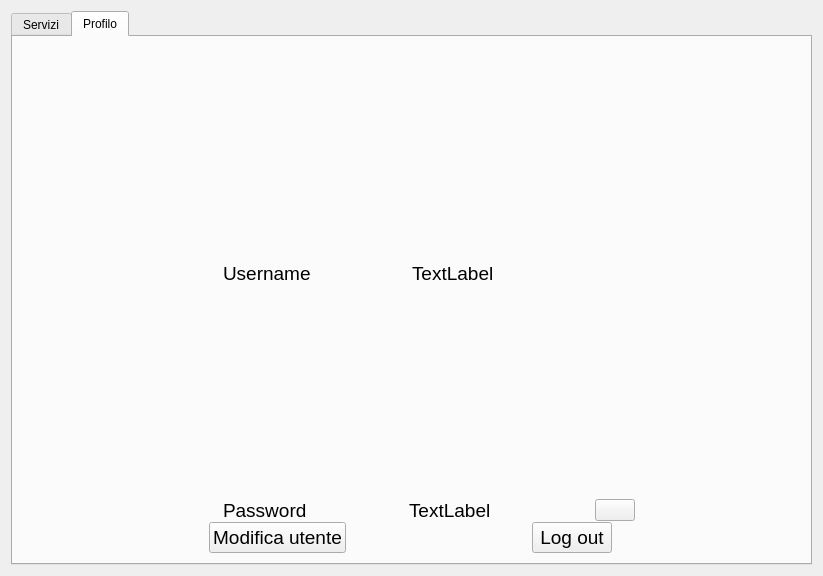
This is src/gestore_password/ui/ui_principale.ui in fgirlanda/GP2 as Qt 5 draws it before an edit. The edited form follows.
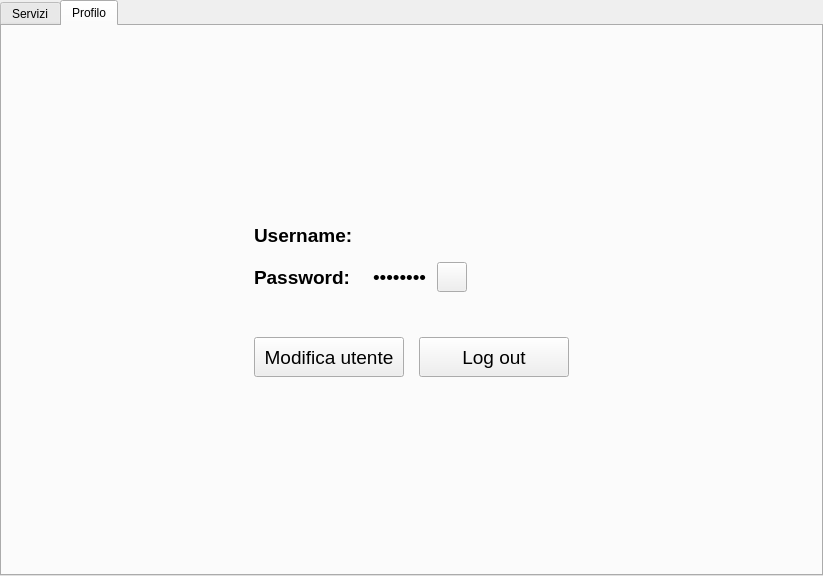
This is the edited form. The open tabs and pages were chosen to show the change. Icons and pictures are not drawn.

Commit message: fix grafici registrazione + principale

Diff of the .ui file:
```diff
--- a/src/gestore_password/ui/ui_principale.ui
+++ b/src/gestore_password/ui/ui_principale.ui
@@ -16,14 +16,35 @@
     <verstretch>0</verstretch>
    </sizepolicy>
   </property>
+  <property name="minimumSize">
+   <size>
+    <width>600</width>
+    <height>400</height>
+   </size>
+  </property>
   <property name="windowTitle">
    <string>Form</string>
   </property>
   <layout class="QVBoxLayout" name="verticalLayout_2">
+   <property name="spacing">
+    <number>0</number>
+   </property>
+   <property name="leftMargin">
+    <number>0</number>
+   </property>
+   <property name="topMargin">
+    <number>0</number>
+   </property>
+   <property name="rightMargin">
+    <number>0</number>
+   </property>
+   <property name="bottomMargin">
+    <number>0</number>
+   </property>
    <item>
     <widget class="QTabWidget" name="tabWidget">
      <property name="sizePolicy">
-      <sizepolicy hsizetype="Preferred" vsizetype="Preferred">
+      <sizepolicy hsizetype="Expanding" vsizetype="Expanding">
        <horstretch>0</horstretch>
        <verstretch>0</verstretch>
       </sizepolicy>
@@ -142,43 +163,96 @@
       <attribute name="title">
        <string>Profilo</string>
       </attribute>
-      <layout class="QVBoxLayout" name="verticalLayout_5" stretch="2,2,3">
+      <layout class="QVBoxLayout" name="verticalLayout_5">
        <property name="spacing">
-        <number>0</number>
+        <number>15</number>
        </property>
        <property name="leftMargin">
-        <number>10</number>
+        <number>20</number>
        </property>
        <property name="topMargin">
-        <number>10</number>
+        <number>20</number>
        </property>
        <property name="rightMargin">
-        <number>10</number>
+        <number>20</number>
        </property>
        <property name="bottomMargin">
-        <number>10</number>
+        <number>20</number>
        </property>
+       <item>
+        <spacer name="spacerTopTab2">
+         <property name="orientation">
+          <enum>Qt::Vertical</enum>
+         </property>
+         <property name="sizeHint" stdset="0">
+          <size>
+           <width>20</width>
+           <height>40</height>
+          </size>
+         </property>
+        </spacer>
+       </item>
        <item>
         <layout class="QHBoxLayout" name="main_hlay_utente_tab2">
+         <item>
+          <spacer name="spacerProfileLeft">
+           <property name="orientation">
+            <enum>Qt::Horizontal</enum>
+           </property>
+           <property name="sizeHint" stdset="0">
+            <size>
+             <width>40</width>
+             <height>20</height>
+            </size>
+           </property>
+          </spacer>
+         </item>
+         <item>
+          <widget class="QWidget" name="profileContainer" native="true">
+           <property name="maximumSize">
+            <size>
+             <width>500</width>
+             <height>16777215</height>
+            </size>
+           </property>
+           <layout class="QVBoxLayout" name="profileContainerLayout">
+            <property name="spacing">
+             <number>15</number>
+            </property>
          <property name="leftMargin">
-          <number>200</number>
+             <number>0</number>
+            </property>
+            <property name="topMargin">
+             <number>0</number>
          </property>
          <property name="rightMargin">
-          <number>200</number>
+             <number>0</number>
+            </property>
+            <property name="bottomMargin">
+             <number>0</number>
          </property>
          <item>
+             <layout class="QFormLayout" name="formLayoutProfile">
+              <property name="horizontalSpacing">
+               <number>20</number>
+              </property>
+              <property name="verticalSpacing">
+               <number>15</number>
+              </property>
+              <item row="0" column="0">
           <widget class="QLabel" name="main_slbl_utente">
            <property name="font">
             <font>
              <pointsize>14</pointsize>
+                  <bold>true</bold>
             </font>
            </property>
            <property name="text">
-            <string>Username</string>
+                 <string>Username:</string>
            </property>
           </widget>
          </item>
-         <item>
+              <item row="0" column="1">
           <widget class="QLabel" name="main_dlbl_utente">
            <property name="font">
             <font>
@@ -186,50 +260,37 @@
             </font>
            </property>
            <property name="text">
-            <string>TextLabel</string>
+                 <string/>
            </property>
           </widget>
          </item>
-        </layout>
-       </item>
-       <item>
-        <layout class="QHBoxLayout" name="main_hlay_pass_tab2" stretch="0,0,0">
-         <property name="spacing">
-          <number>0</number>
-         </property>
-         <property name="leftMargin">
-          <number>200</number>
-         </property>
-         <property name="rightMargin">
-          <number>165</number>
-         </property>
-         <item>
+              <item row="1" column="0">
           <widget class="QLabel" name="main_slbl_password">
            <property name="font">
             <font>
              <pointsize>14</pointsize>
+                  <bold>true</bold>
             </font>
            </property>
            <property name="text">
-            <string>Password</string>
+                 <string>Password:</string>
            </property>
           </widget>
          </item>
+              <item row="1" column="1">
+               <layout class="QHBoxLayout" name="main_hlay_pass_tab2">
+                <property name="spacing">
+                 <number>10</number>
+                </property>
          <item>
           <widget class="QLabel" name="main_dlbl_password">
-           <property name="sizePolicy">
-            <sizepolicy hsizetype="Preferred" vsizetype="Preferred">
-             <horstretch>0</horstretch>
-             <verstretch>0</verstretch>
-            </sizepolicy>
-           </property>
            <property name="font">
             <font>
              <pointsize>14</pointsize>
             </font>
            </property>
            <property name="text">
-            <string>TextLabel</string>
+                   <string>••••••••</string>
            </property>
           </widget>
          </item>
@@ -241,38 +302,71 @@
              <verstretch>0</verstretch>
             </sizepolicy>
            </property>
+                  <property name="minimumSize">
+                   <size>
+                    <width>30</width>
+                    <height>30</height>
+                   </size>
+                  </property>
+                  <property name="maximumSize">
+                   <size>
+                    <width>30</width>
+                    <height>30</height>
+                   </size>
+                  </property>
+                  <property name="cursor">
+                   <cursorShape>PointingHandCursor</cursorShape>
+                  </property>
            <property name="text">
             <string/>
            </property>
-           <property name="icon">
-            <iconset>
-             <normaloff>../resources/visible.png</normaloff>../resources/visible.png</iconset>
-           </property>
-          </widget>
-         </item>
-        </layout>
-       </item>
+                 </widget>
+                </item>
+                <item>
+                 <spacer name="spacerPassRight">
+                  <property name="orientation">
+                   <enum>Qt::Horizontal</enum>
+                  </property>
+                  <property name="sizeHint" stdset="0">
+                   <size>
+                    <width>40</width>
+                    <height>20</height>
+                   </size>
+                  </property>
+                 </spacer>
+                </item>
+               </layout>
+              </item>
+             </layout>
+            </item>
        <item>
-        <layout class="QHBoxLayout" name="main_hlay_btns_tab2" stretch="0,0">
+             <spacer name="spacerProfileBtns">
+              <property name="orientation">
+               <enum>Qt::Vertical</enum>
+              </property>
+              <property name="sizeType">
+               <enum>QSizePolicy::Fixed</enum>
+              </property>
+              <property name="sizeHint" stdset="0">
+               <size>
+                <width>20</width>
+                <height>30</height>
+               </size>
+              </property>
+             </spacer>
+            </item>
+            <item>
+             <layout class="QHBoxLayout" name="main_hlay_btns_tab2">
          <property name="spacing">
-          <number>0</number>
-         </property>
-         <property name="sizeConstraint">
-          <enum>QLayout::SetDefaultConstraint</enum>
-         </property>
-         <property name="leftMargin">
-          <number>0</number>
-         </property>
-         <property name="rightMargin">
-          <number>0</number>
+               <number>15</number>
          </property>
          <item>
           <widget class="QPushButton" name="main_btn_modutente">
-           <property name="sizePolicy">
-            <sizepolicy hsizetype="Fixed" vsizetype="Fixed">
-             <horstretch>0</horstretch>
-             <verstretch>0</verstretch>
-            </sizepolicy>
+                <property name="minimumSize">
+                 <size>
+                  <width>150</width>
+                  <height>40</height>
+                 </size>
            </property>
            <property name="font">
             <font>
@@ -286,11 +380,11 @@
          </item>
          <item>
           <widget class="QPushButton" name="main_btn_logout">
-           <property name="sizePolicy">
-            <sizepolicy hsizetype="Fixed" vsizetype="Fixed">
-             <horstretch>0</horstretch>
-             <verstretch>0</verstretch>
-            </sizepolicy>
+                <property name="minimumSize">
+                 <size>
+                  <width>150</width>
+                  <height>40</height>
+                 </size>
            </property>
            <property name="font">
             <font>
@@ -303,6 +397,37 @@
           </widget>
          </item>
         </layout>
+            </item>
+           </layout>
+          </widget>
+         </item>
+         <item>
+          <spacer name="spacerProfileRight">
+           <property name="orientation">
+            <enum>Qt::Horizontal</enum>
+           </property>
+           <property name="sizeHint" stdset="0">
+            <size>
+             <width>40</width>
+             <height>20</height>
+            </size>
+           </property>
+          </spacer>
+         </item>
+        </layout>
+       </item>
+       <item>
+        <spacer name="spacerBottomTab2">
+         <property name="orientation">
+          <enum>Qt::Vertical</enum>
+         </property>
+         <property name="sizeHint" stdset="0">
+          <size>
+           <width>20</width>
+           <height>40</height>
+          </size>
+         </property>
+        </spacer>
        </item>
       </layout>
      </widget>
```
Left out of the diff: 70 changed lines with no effect on the pictures. Lines whose indentation alone changed are shown as unchanged. The commit also changes 4 other files.
